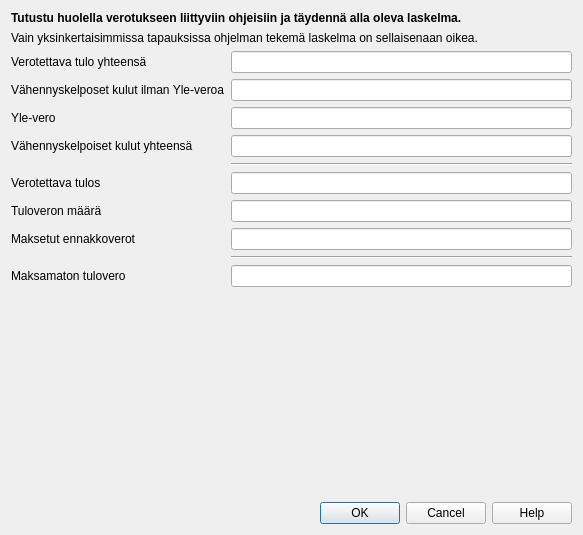
The window that kitsas/arkisto/tuloverodialog.ui (artoh/kitupiikki) describes before a commit, drawn with Qt 5.
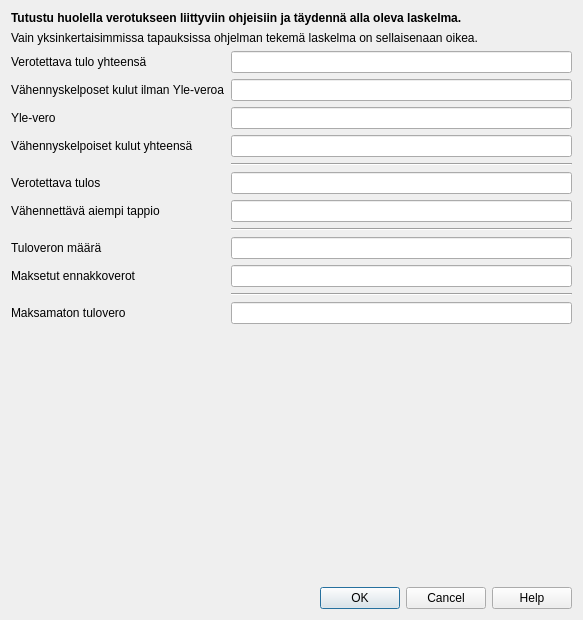
The same window after the commit. Custom widgets are drawn as their Qt base class.

Commit message: #830 Aiempi tappio tuloverossa

Diff of the .ui file:
```diff
--- a/kitsas/arkisto/tuloverodialog.ui
+++ b/kitsas/arkisto/tuloverodialog.ui
@@ -7,7 +7,7 @@
     <x>0</x>
     <y>0</y>
     <width>583</width>
-    <height>535</height>
+    <height>620</height>
    </rect>
   </property>
   <property name="windowTitle">
@@ -42,42 +42,6 @@
    </item>
    <item>
     <layout class="QGridLayout" name="gridLayout">
-     <item row="8" column="0">
-      <widget class="QLabel" name="label_5">
-       <property name="text">
-        <string>Maksetut ennakkoverot</string>
-       </property>
-       <property name="buddy">
-        <cstring>maksetutEdit</cstring>
-       </property>
-      </widget>
-     </item>
-     <item row="10" column="0">
-      <widget class="QLabel" name="label_7">
-       <property name="text">
-        <string>Maksamaton tulovero</string>
-       </property>
-       <property name="buddy">
-        <cstring>jaaveroaEdit</cstring>
-       </property>
-      </widget>
-     </item>
-     <item row="0" column="1">
-      <widget class="KpEuroEdit" name="tuloEdit"/>
-     </item>
-     <item row="4" column="0">
-      <widget class="QLabel" name="label_9">
-       <property name="text">
-        <string>Vähennyskelpoiset kulut yhteensä</string>
-       </property>
-       <property name="buddy">
-        <cstring>vahennysYhteensa</cstring>
-       </property>
-      </widget>
-     </item>
-     <item row="2" column="1">
-      <widget class="KpEuroEdit" name="vahennysEdit"/>
-     </item>
      <item row="4" column="1">
       <widget class="KpEuroEdit" name="vahennysYhteensa">
        <property name="readOnly">
@@ -85,6 +49,23 @@
        </property>
       </widget>
      </item>
+     <item row="12" column="0">
+      <widget class="QLabel" name="label_7">
+       <property name="text">
+        <string>Maksamaton tulovero</string>
+       </property>
+       <property name="buddy">
+        <cstring>jaaveroaEdit</cstring>
+       </property>
+      </widget>
+     </item>
+     <item row="11" column="1">
+      <widget class="Line" name="line_2">
+       <property name="orientation">
+        <enum>Qt::Horizontal</enum>
+       </property>
+      </widget>
+     </item>
      <item row="5" column="1">
       <widget class="Line" name="line">
        <property name="orientation">
@@ -92,33 +73,6 @@
        </property>
       </widget>
      </item>
-     <item row="7" column="0">
-      <widget class="QLabel" name="label_4">
-       <property name="text">
-        <string>Tuloveron määrä</string>
-       </property>
-       <property name="buddy">
-        <cstring>veroEdit</cstring>
-       </property>
-      </widget>
-     </item>
-     <item row="9" column="1">
-      <widget class="Line" name="line_2">
-       <property name="orientation">
-        <enum>Qt::Horizontal</enum>
-       </property>
-      </widget>
-     </item>
-     <item row="2" column="0">
-      <widget class="QLabel" name="label_2">
-       <property name="text">
-        <string>Vähennyskelposet kulut ilman Yle-veroa</string>
-       </property>
-       <property name="buddy">
-        <cstring>vahennysEdit</cstring>
-       </property>
-      </widget>
-     </item>
      <item row="6" column="0">
       <widget class="QLabel" name="label_3">
        <property name="text">
@@ -129,16 +83,16 @@
        </property>
       </widget>
      </item>
-     <item row="7" column="1">
-      <widget class="KpEuroEdit" name="veroEdit">
-       <property name="readOnly">
-        <bool>false</bool>
+     <item row="2" column="0">
+      <widget class="QLabel" name="label_2">
+       <property name="text">
+        <string>Vähennyskelposet kulut ilman Yle-veroa</string>
+       </property>
+       <property name="buddy">
+        <cstring>vahennysEdit</cstring>
        </property>
       </widget>
      </item>
-     <item row="8" column="1">
-      <widget class="KpEuroEdit" name="maksetutEdit"/>
-     </item>
      <item row="0" column="0">
       <widget class="QLabel" name="label">
        <property name="text">
@@ -149,11 +103,15 @@
        </property>
       </widget>
      </item>
-     <item row="6" column="1">
-      <widget class="KpEuroEdit" name="tulosEdit"/>
+     <item row="0" column="1">
+      <widget class="KpEuroEdit" name="tuloEdit"/>
      </item>
-     <item row="10" column="1">
-      <widget class="KpEuroEdit" name="jaaveroaEdit"/>
+     <item row="9" column="1">
+      <widget class="KpEuroEdit" name="veroEdit">
+       <property name="readOnly">
+        <bool>false</bool>
+       </property>
+      </widget>
      </item>
      <item row="3" column="0">
       <widget class="QLabel" name="label_8">
@@ -165,6 +123,23 @@
        </property>
       </widget>
      </item>
+     <item row="10" column="0">
+      <widget class="QLabel" name="label_5">
+       <property name="text">
+        <string>Maksetut ennakkoverot</string>
+       </property>
+       <property name="buddy">
+        <cstring>maksetutEdit</cstring>
+       </property>
+      </widget>
+     </item>
+     <item row="7" column="0">
+      <widget class="QLabel" name="label_11">
+       <property name="text">
+        <string>Vähennettävä aiempi tappio</string>
+       </property>
+      </widget>
+     </item>
      <item row="3" column="1">
       <widget class="KpEuroEdit" name="yleveroEdit">
        <property name="readOnly">
@@ -172,6 +147,48 @@
        </property>
       </widget>
      </item>
+     <item row="10" column="1">
+      <widget class="KpEuroEdit" name="maksetutEdit"/>
+     </item>
+     <item row="12" column="1">
+      <widget class="KpEuroEdit" name="jaaveroaEdit"/>
+     </item>
+     <item row="4" column="0">
+      <widget class="QLabel" name="label_9">
+       <property name="text">
+        <string>Vähennyskelpoiset kulut yhteensä</string>
+       </property>
+       <property name="buddy">
+        <cstring>vahennysYhteensa</cstring>
+       </property>
+      </widget>
+     </item>
+     <item row="2" column="1">
+      <widget class="KpEuroEdit" name="vahennysEdit"/>
+     </item>
+     <item row="6" column="1">
+      <widget class="KpEuroEdit" name="tulosEdit"/>
+     </item>
+     <item row="7" column="1">
+      <widget class="KpEuroEdit" name="tappioEdit"/>
+     </item>
+     <item row="9" column="0">
+      <widget class="QLabel" name="label_4">
+       <property name="text">
+        <string>Tuloveron määrä</string>
+       </property>
+       <property name="buddy">
+        <cstring>veroEdit</cstring>
+       </property>
+      </widget>
+     </item>
+     <item row="8" column="1">
+      <widget class="Line" name="line_3">
+       <property name="orientation">
+        <enum>Qt::Horizontal</enum>
+       </property>
+      </widget>
+     </item>
     </layout>
    </item>
    <item>
```
Left out of the diff: 1 changed line with no effect on the pictures. The commit also changes 1 other file.
